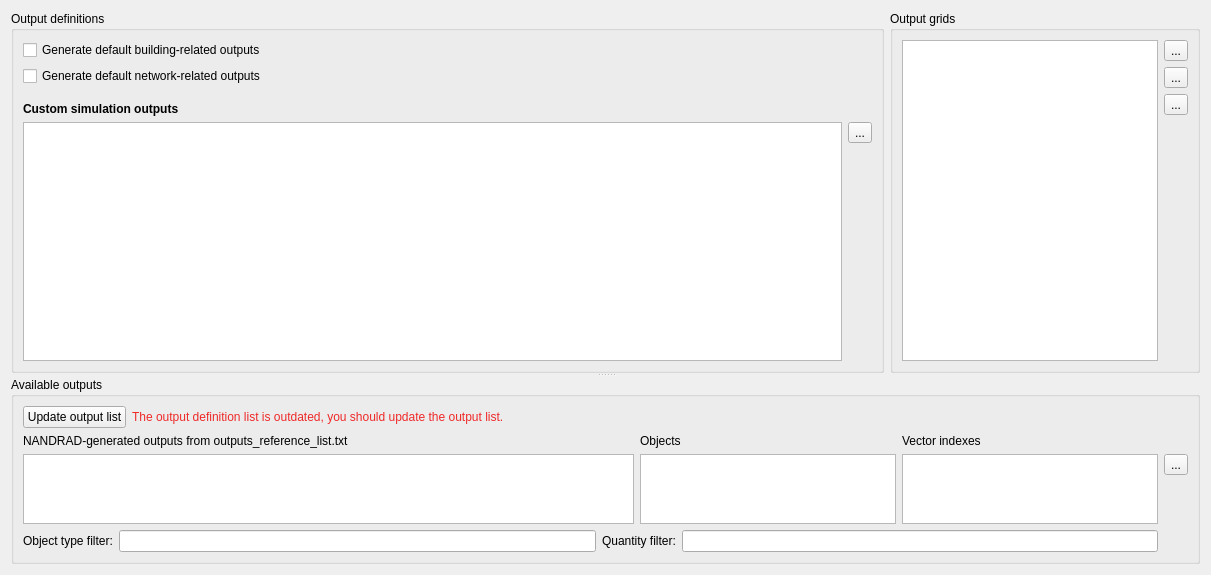
The window that SIM-VICUS/src/SVSimulationOutputOptions.ui (ghorwin/SIM-VICUS) describes before a commit, drawn with Qt 5.
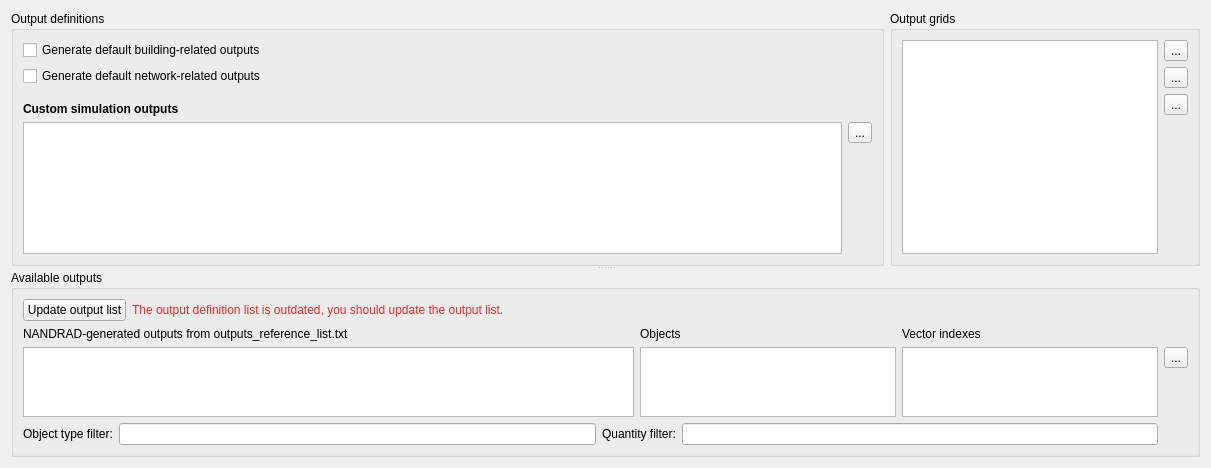
The same window after the commit. Icons and pictures are not drawn.

What changed in the file:
```diff
--- a/SIM-VICUS/src/SVSimulationOutputOptions.ui
+++ b/SIM-VICUS/src/SVSimulationOutputOptions.ui
@@ -7,7 +7,7 @@
     <x>0</x>
     <y>0</y>
     <width>1211</width>
-    <height>575</height>
+    <height>468</height>
    </rect>
   </property>
   <property name="windowTitle">
@@ -280,6 +280,19 @@
            </property>
           </widget>
          </item>
+         <item>
+          <spacer name="horizontalSpacer">
+           <property name="orientation">
+            <enum>Qt::Horizontal</enum>
+           </property>
+           <property name="sizeHint" stdset="0">
+            <size>
+             <width>40</width>
+             <height>20</height>
+            </size>
+           </property>
+          </spacer>
+         </item>
         </layout>
        </item>
        <item row="1" column="0">
```
